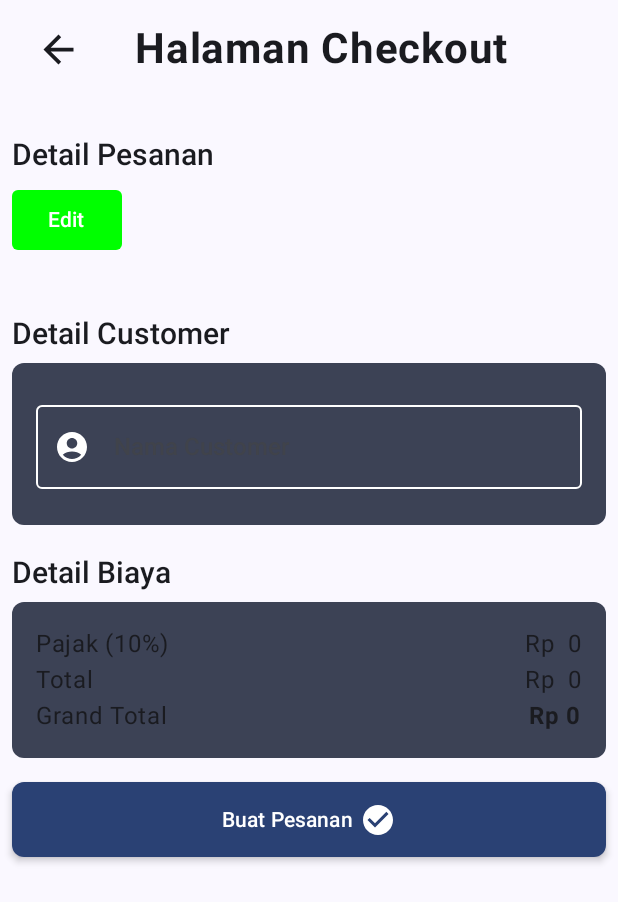
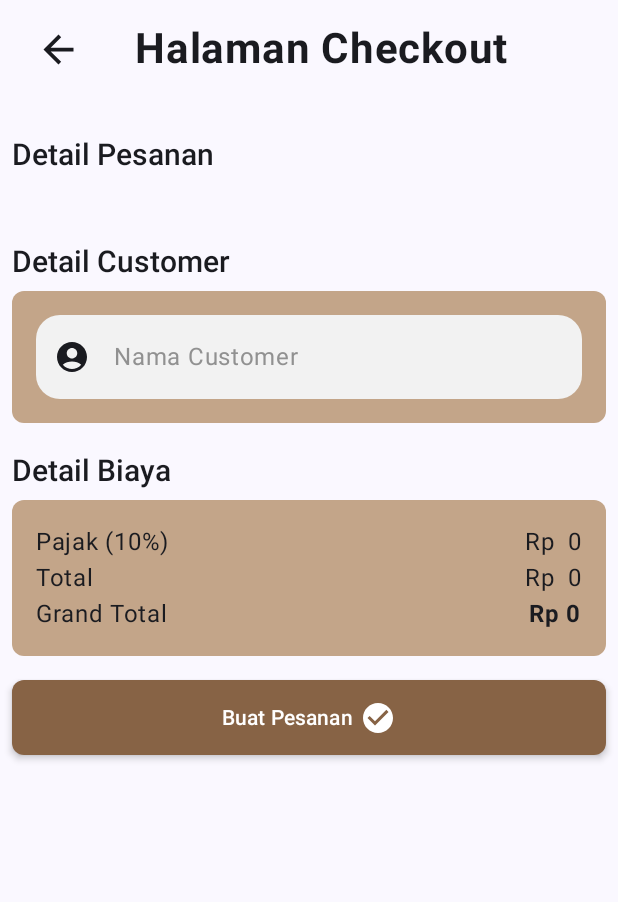
Before and after one commit to calvinadhikang/NanasPOS-AndroidApps, an Android app built with Jetpack Compose: the CheckoutActivity screen opened directly, with no data from a screen before it, on a phone screen of 412 x 824 dp. Shown: the top 902 px of the screen. Run offline under Robolectric (Android 15) with nearby library versions, the phone set to English and light mode, and no system bars; network calls fail.

Commit message:
Add brown colors

```diff
--- a/app/src/main/java/com/bangkit/nanaspos/ui/checkout/CheckoutActivity.kt
+++ b/app/src/main/java/com/bangkit/nanaspos/ui/checkout/CheckoutActivity.kt
@@ -42,6 +42,7 @@ import androidx.compose.material.icons.filled.Money
 import androidx.compose.material.icons.filled.MoneyOffCsred
 import androidx.compose.material.icons.filled.Payment
 import androidx.compose.material.icons.filled.Payments
+import androidx.compose.material.icons.filled.PersonPin
 import androidx.compose.material.icons.filled.PointOfSale
 import androidx.compose.material.icons.filled.PriceChange
 import androidx.compose.material.icons.filled.PriceCheck
@@ -80,7 +81,10 @@ import androidx.compose.ui.unit.dp
 import androidx.compose.ui.unit.sp
 import androidx.lifecycle.viewmodel.compose.viewModel
 import com.bangkit.nanaspos.ui.component.CheckoutListComponent
+import com.bangkit.nanaspos.ui.component.InputForm
 import com.bangkit.nanaspos.ui.component.LoadingComponent
+import com.bangkit.nanaspos.ui.theme.Brown
+import com.bangkit.nanaspos.ui.theme.LightBrown
 import com.bangkit.nanaspos.ui.theme.NanasPOSTheme
 
 class CheckoutActivity() : ComponentActivity() {
@@ -108,7 +112,6 @@ fun CheckoutScreen(
 ) {
     val context = LocalContext.current
     val menuList by viewModel.menuList.collectAsState()
-    var isEdit by rememberSaveable { mutableStateOf(false) }
 
     LaunchedEffect(key1 = Unit){
         viewModel.getCheckoutList()
@@ -159,10 +162,8 @@ fun CheckoutScreen(
                 harga = menu.harga,
                 qty = menu.qty,
                 subTotal = menu.subTotal,
-                isEdit = isEdit
             )
         }
-        EditButton(isEdit = isEdit, onClick = { isEdit = !isEdit })
 
         Spacer(modifier = modifier.padding(20.dp))
         Text(
@@ -173,39 +174,24 @@ fun CheckoutScreen(
         Column(
             modifier = modifier
                 .clip(RoundedCornerShape(8.dp))
-                .background(MaterialTheme.colorScheme.secondary)
+                .background(LightBrown)
                 .padding(16.dp)
                 .fillMaxWidth()
         ) {
-            OutlinedTextField(
-                label = {
-                    Text(text = "Nama Customer", style = MaterialTheme.typography.bodySmall)
-                },
-                leadingIcon = {
-                    Icon(imageVector = Icons.Default.AccountCircle, contentDescription = "")
-                },
-                colors = TextFieldDefaults.outlinedTextFieldColors(
-                    unfocusedBorderColor = MaterialTheme.colorScheme.onSecondary,
-                    unfocusedLeadingIconColor = MaterialTheme.colorScheme.onSecondary,
-                    unfocusedSupportingTextColor = MaterialTheme.colorScheme.onSecondary,
-                    focusedLeadingIconColor = MaterialTheme.colorScheme.onSecondary,
-                    focusedBorderColor = MaterialTheme.colorScheme.onSecondary,
-                    focusedLabelColor = MaterialTheme.colorScheme.onSecondary,
-                ),
-                singleLine = true,
-                value = viewModel.customer,
-                onValueChange = { viewModel.customer = it },
-                modifier = modifier
-                    .fillMaxWidth()
-                    .padding(bottom = 8.dp, top = 4.dp)
+            InputForm(
+                placeholder = "Nama Customer",
+                text = viewModel.customer,
+                label = "Nama Customer",
+                errorText = "",
+                onValueChange = {viewModel.customer = it},
+                leadingIcon = { Icon(imageVector = Icons.Default.AccountCircle, contentDescription = "") }
             )
         }
 
         DetailBiayaComponent(viewModel = viewModel)
-
         Button(
             colors = ButtonDefaults.buttonColors(
-                MaterialTheme.colorScheme.primary
+                Brown
             ),
             shape = RoundedCornerShape(8.dp),
             elevation = ButtonDefaults.buttonElevation(3.dp),
@@ -264,7 +250,7 @@ fun DetailBiayaComponent(
     Column(
         modifier = Modifier
             .clip(RoundedCornerShape(8.dp))
-            .background(MaterialTheme.colorScheme.secondary)
+            .background(LightBrown)
             .padding(16.dp)
             .fillMaxWidth()
     ) {
--- a/app/src/main/java/com/bangkit/nanaspos/ui/component/Badge.kt
+++ b/app/src/main/java/com/bangkit/nanaspos/ui/component/Badge.kt
@@ -8,6 +8,8 @@ import androidx.compose.runtime.Composable
 import androidx.compose.ui.Modifier
 import androidx.compose.ui.graphics.Color
 import androidx.compose.ui.unit.dp
+import com.bangkit.nanaspos.ui.theme.LightGreen
+import com.bangkit.nanaspos.ui.theme.Rose
 
 @OptIn(ExperimentalMaterial3Api::class)
 @Composable
@@ -16,7 +18,7 @@ fun CreateBadge(
     modifier: Modifier = Modifier
 ){
     val text = if (status == 0) { "Belum Lunas" } else { "Lunas" }
-    val color = if (status == 0) { Color.Red } else { Color.Green }
+    val color = if (status == 0) { Rose } else { LightGreen }
 
     Badge(
         containerColor = color,
--- a/app/src/main/java/com/bangkit/nanaspos/ui/component/CheckoutListComponent.kt
+++ b/app/src/main/java/com/bangkit/nanaspos/ui/component/CheckoutListComponent.kt
@@ -28,6 +28,7 @@ import androidx.compose.ui.tooling.preview.Preview
 import androidx.compose.ui.unit.dp
 import androidx.compose.ui.unit.sp
 import com.bangkit.nanaspos.ui.theme.NanasPOSTheme
+import com.bangkit.nanaspos.ui.theme.SuperLightBrown
 
 @Composable
 fun CheckoutListComponent(
@@ -41,7 +42,7 @@ fun CheckoutListComponent(
     Card(
         modifier = Modifier.padding(vertical = 8.dp),
         colors = CardDefaults.cardColors(
-            containerColor = MaterialTheme.colorScheme.secondary
+            containerColor = SuperLightBrown
         )
     ) {
         Row(
--- a/app/src/main/java/com/bangkit/nanaspos/ui/component/InputComponent.kt
+++ b/app/src/main/java/com/bangkit/nanaspos/ui/component/InputComponent.kt
@@ -10,11 +10,15 @@ import androidx.compose.material.icons.Icons
 import androidx.compose.material.icons.filled.Search
 import androidx.compose.material3.Icon
 import androidx.compose.material3.MaterialTheme
+import androidx.compose.material3.Text
 import androidx.compose.runtime.Composable
 import androidx.compose.ui.Modifier
 import androidx.compose.ui.graphics.Color
 import androidx.compose.ui.unit.dp
+import androidx.constraintlayout.widget.Placeholder
 import com.bangkit.nanaspos.ui.theme.BGGrayLight
+import com.bangkit.nanaspos.ui.theme.Gray
+import com.bangkit.nanaspos.ui.theme.Slate
 
 @Composable
 fun InputForm(
@@ -22,6 +26,7 @@ fun InputForm(
     text: String,
     label: String,
     errorText: String,
+    placeholder: String = "",
     onValueChange: (it: String) -> Unit,
     leadingIcon: @Composable () -> Unit?
 ) {
@@ -32,10 +37,11 @@ fun InputForm(
         shape = RoundedCornerShape(16.dp),
         colors = TextFieldDefaults.outlinedTextFieldColors(
             textColor = Color.Black,
-            backgroundColor = BGGrayLight,
+            backgroundColor = Gray,
             focusedBorderColor = Color.Transparent,
             unfocusedBorderColor = Color.Transparent,
         ),
+        placeholder = { Text(text = placeholder, color = Slate) },
         modifier = modifier.fillMaxWidth()
 
     )
--- a/app/src/main/java/com/bangkit/nanaspos/ui/component/LoadingComponent.kt
+++ b/app/src/main/java/com/bangkit/nanaspos/ui/component/LoadingComponent.kt
@@ -9,6 +9,7 @@ import androidx.compose.runtime.Composable
 import androidx.compose.ui.Alignment
 import androidx.compose.ui.Modifier
 import androidx.compose.ui.unit.dp
+import com.bangkit.nanaspos.ui.theme.Brown
 
 @Composable
 fun LoadingComponent(
@@ -17,7 +18,7 @@ fun LoadingComponent(
     Row(
         verticalAlignment = Alignment.CenterVertically,
     ) {
-        CircularProgressIndicator(modifier.padding(end = 5.dp))
+        CircularProgressIndicator(modifier.padding(end = 5.dp), color = Brown)
         Text(text = "Loading...")
     }
 }
--- a/app/src/main/java/com/bangkit/nanaspos/ui/component/RoundedContainer.kt
+++ b/app/src/main/java/com/bangkit/nanaspos/ui/component/RoundedContainer.kt
@@ -15,12 +15,14 @@ import androidx.compose.ui.draw.clip
 import androidx.compose.ui.graphics.Color
 import androidx.compose.ui.tooling.preview.Preview
 import androidx.compose.ui.unit.dp
+import com.bangkit.nanaspos.ui.theme.Brown
+import com.bangkit.nanaspos.ui.theme.LightBrown
 import com.bangkit.nanaspos.ui.theme.NanasPOSTheme
 
 @Composable
 fun RoundedContainer(
     modifier: Modifier = Modifier,
-    color: Color = androidx.compose.material3.MaterialTheme.colorScheme.primary,
+    color: Color = LightBrown,
     content: @Composable() (ColumnScope.() -> Unit)
 ){
     Column(
--- a/app/src/main/java/com/bangkit/nanaspos/ui/home/HomeActivity.kt
+++ b/app/src/main/java/com/bangkit/nanaspos/ui/home/HomeActivity.kt
@@ -52,6 +52,9 @@ import com.bangkit.nanaspos.ui.transaction.Transaction
 import com.bangkit.nanaspos.ui.transaction_detail.TransactionDetail
 import com.bangkit.nanaspos.ui.navigation.NavigationItem
 import com.bangkit.nanaspos.ui.navigation.Screen
+import com.bangkit.nanaspos.ui.theme.Brown
+import com.bangkit.nanaspos.ui.theme.LightBrown
+import com.bangkit.nanaspos.ui.theme.White
 
 
 class HomeActivity : ComponentActivity() {
@@ -161,6 +164,9 @@ fun BottomBar(
     val currentRoute = navBackStackEntry?.destination?.route
 
     NavigationBar(
+        containerColor = Brown,
+        contentColor = White,
+        tonalElevation = 16.dp,
         modifier = modifier
     ) {
         val navigationItems = listOf(
--- a/app/src/main/java/com/bangkit/nanaspos/ui/transaction_detail/TransactionDetailActivity.kt
+++ b/app/src/main/java/com/bangkit/nanaspos/ui/transaction_detail/TransactionDetailActivity.kt
@@ -52,12 +52,12 @@ import androidx.compose.ui.text.style.TextAlign
 import androidx.compose.ui.tooling.preview.Preview
 import androidx.compose.ui.unit.dp
 import androidx.compose.ui.unit.sp
+import androidx.lifecycle.viewmodel.compose.viewModel
 import com.bangkit.nanaspos.ui.component.CheckoutListComponent
 import com.bangkit.nanaspos.ui.component.CreateBadge
 import com.bangkit.nanaspos.ui.component.LoadingComponent
 import com.bangkit.nanaspos.ui.theme.NanasPOSTheme
 import com.bangkit.nanaspos.util.getDateTime
-import com.jakewharton.threetenabp.AndroidThreeTen
 import java.util.Date
 
 
@@ -67,7 +67,7 @@ import java.util.Date
 fun TransactionDetail(
     key: Int,
     navigateBack: () -> Unit,
-    viewModel: TransactionDetailViewModel = androidx.lifecycle.viewmodel.compose.viewModel(),
+    viewModel: TransactionDetailViewModel = viewModel(),
     modifier: Modifier = Modifier
 ) {
     val context = LocalContext.current
```
Also changed, not shown: app/src/main/java/com/bangkit/nanaspos/ui/component/TransactionHeaderListComponent.kt (+6 -8 lines), app/src/main/java/com/bangkit/nanaspos/ui/main/MainActivity.kt (+11 -6 lines), app/src/main/java/com/bangkit/nanaspos/ui/theme/Color.kt (+5 -2 lines), app/src/main/java/com/bangkit/nanaspos/ui/theme/Theme.kt (+10 -9 lines), app/src/main/java/com/bangkit/nanaspos/ui/transaction/TransactionActivity.kt (+23 -7 lines).
